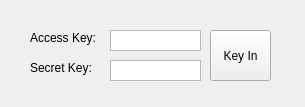
Old version of the form UI/login.ui in the repository woody35545/Bitcoin_HTS.
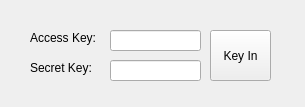
New version of the form.

What changed in the file:
```diff
--- a/UI/login.ui
+++ b/UI/login.ui
@@ -13,41 +13,6 @@
   <property name="windowTitle">
    <string>Login</string>
   </property>
-  <widget class="QTextEdit" name="textEdit_secretKey">
-   <property name="geometry">
-    <rect>
-     <x>110</x>
-     <y>60</y>
-     <width>91</width>
-     <height>21</height>
-    </rect>
-   </property>
-   <property name="verticalScrollBarPolicy">
-    <enum>Qt::ScrollBarAlwaysOff</enum>
-   </property>
-   <property name="horizontalScrollBarPolicy">
-    <enum>Qt::ScrollBarAlwaysOff</enum>
-   </property>
-  </widget>
-  <widget class="QTextEdit" name="textEdit_accessKey">
-   <property name="geometry">
-    <rect>
-     <x>110</x>
-     <y>30</y>
-     <width>91</width>
-     <height>21</height>
-    </rect>
-   </property>
-   <property name="focusPolicy">
-    <enum>Qt::WheelFocus</enum>
-   </property>
-   <property name="verticalScrollBarPolicy">
-    <enum>Qt::ScrollBarAlwaysOff</enum>
-   </property>
-   <property name="horizontalScrollBarPolicy">
-    <enum>Qt::ScrollBarAlwaysOff</enum>
-   </property>
-  </widget>
   <widget class="QPushButton" name="btn_login">
    <property name="geometry">
     <rect>
@@ -90,6 +55,26 @@
     <string>Access Key:</string>
    </property>
   </widget>
+  <widget class="QLineEdit" name="lineEdit_accessKey">
+   <property name="geometry">
+    <rect>
+     <x>110</x>
+     <y>30</y>
+     <width>91</width>
+     <height>21</height>
+    </rect>
+   </property>
+  </widget>
+  <widget class="QLineEdit" name="lineEdit_secretKey">
+   <property name="geometry">
+    <rect>
+     <x>110</x>
+     <y>60</y>
+     <width>91</width>
+     <height>21</height>
+    </rect>
+   </property>
+  </widget>
  </widget>
  <resources/>
  <connections/>
```
